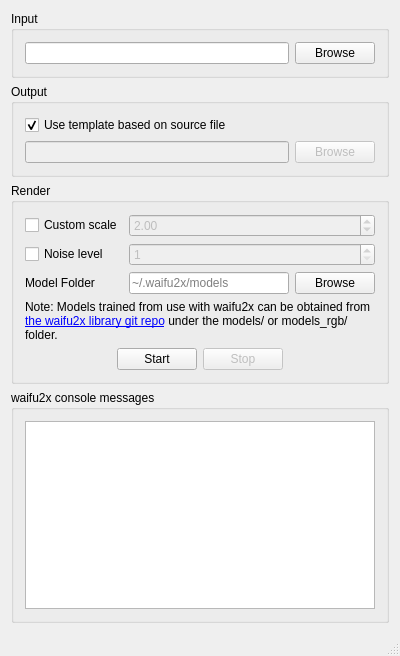
cmdrkotori/qtwaifu2x, file mainwindow.ui: the form before one commit.
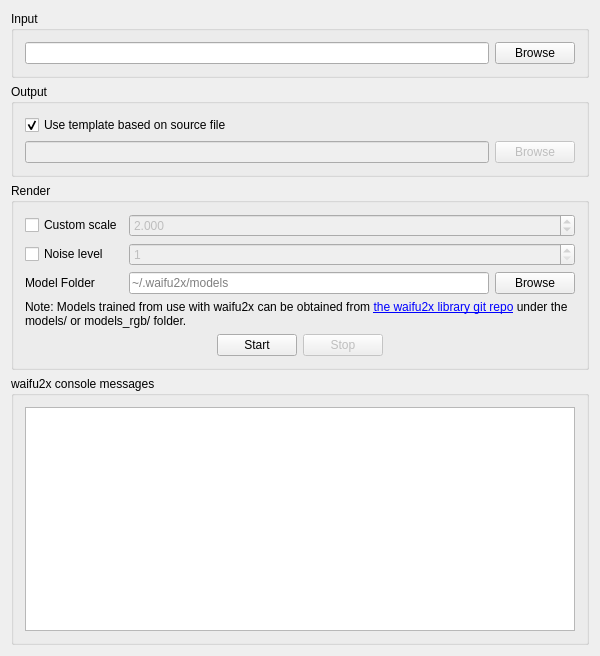
The form after the commit.

The edit to the form file:
```diff
--- a/mainwindow.ui
+++ b/mainwindow.ui
@@ -6,7 +6,7 @@
    <rect>
     <x>0</x>
     <y>0</y>
-    <width>400</width>
+    <width>600</width>
     <height>656</height>
    </rect>
   </property>
@@ -99,6 +99,9 @@
 
 Upscaling is a O(n^2), meaning that each doubling of the resolution will take four times as long.</string>
            </property>
+           <property name="decimals">
+            <number>3</number>
+           </property>
            <property name="minimum">
             <double>1.000000000000000</double>
            </property>
@@ -252,7 +255,6 @@
     </item>
    </layout>
   </widget>
-  <widget class="QStatusBar" name="statusBar"/>
  </widget>
  <layoutdefault spacing="6" margin="11"/>
  <resources/>
```
